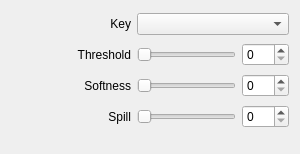
The window that src/Widgets/Inspector/InspectorChromaWidget.ui (CasparCG/client) describes before a commit, drawn with Qt 5.
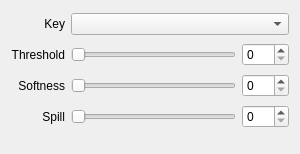
The same window after the commit.

Commit message: Remove minimumSize constraint from labels

Diff of the .ui file:
```diff
--- a/src/Widgets/Inspector/InspectorChromaWidget.ui
+++ b/src/Widgets/Inspector/InspectorChromaWidget.ui
@@ -39,12 +39,6 @@
    </item>
    <item row="1" column="0">
     <widget class="QLabel" name="labelThreshold">
-     <property name="minimumSize">
-      <size>
-       <width>120</width>
-       <height>0</height>
-      </size>
-     </property>
      <property name="text">
       <string>Threshold</string>
      </property>
@@ -65,12 +59,6 @@
    </item>
    <item row="2" column="0">
     <widget class="QLabel" name="labelSoftness">
-     <property name="minimumSize">
-      <size>
-       <width>120</width>
-       <height>0</height>
-      </size>
-     </property>
      <property name="text">
       <string>Softness</string>
      </property>
@@ -84,16 +72,10 @@
    </item>
    <item row="0" column="0">
     <widget class="QLabel" name="labelKey">
-     <property name="minimumSize">
-      <size>
-       <width>120</width>
-       <height>0</height>
-      </size>
-     </property>
      <property name="sizeHint" stdset="0">
       <size>
-       <width>27</width>
-       <height>18</height>
+       <width>120</width>
+       <height>14</height>
       </size>
      </property>
      <property name="text">
@@ -133,12 +115,6 @@
    </item>
    <item row="3" column="0">
     <widget class="QLabel" name="labelSpill">
-     <property name="minimumSize">
-      <size>
-       <width>120</width>
-       <height>0</height>
-      </size>
-     </property>
      <property name="text">
       <string>Spill</string>
      </property>
```
The commit also changes 53 other files.
